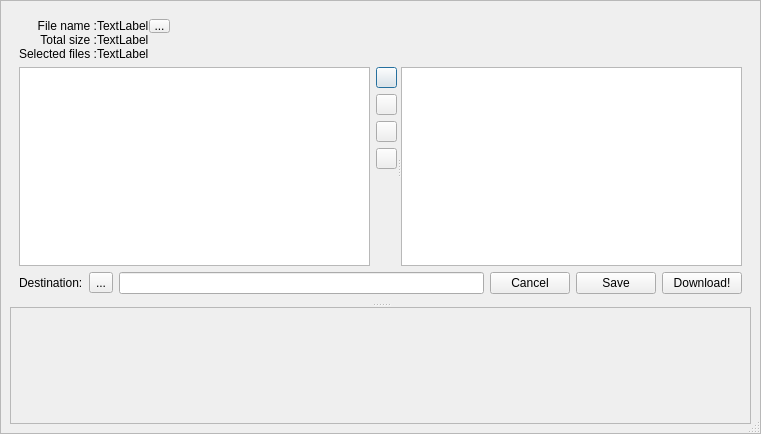
RetroShare/RetroShare, file retroshare-gui/src/gui/common/RsCollectionDialog.ui: the form before one commit.
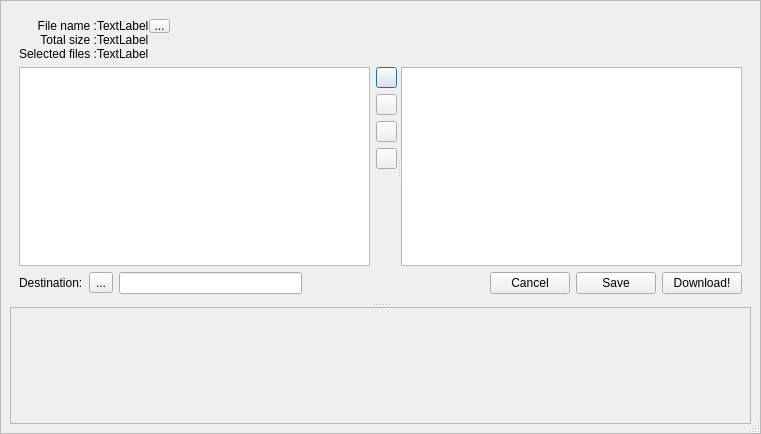
The form after the commit. Icons and pictures are not drawn. Custom widgets are drawn as their Qt base class.

Commit message: minor fixes to rscollection PR

Patch:
```diff
--- a/retroshare-gui/src/gui/common/RsCollectionDialog.ui
+++ b/retroshare-gui/src/gui/common/RsCollectionDialog.ui
@@ -430,6 +430,12 @@
             </item>
             <item>
              <widget class="QLineEdit" name="downloadFolder_LE">
+              <property name="sizePolicy">
+               <sizepolicy hsizetype="MinimumExpanding" vsizetype="Fixed">
+                <horstretch>0</horstretch>
+                <verstretch>0</verstretch>
+               </sizepolicy>
+              </property>
               <property name="contextMenuPolicy">
                <enum>Qt::CustomContextMenu</enum>
               </property>
@@ -441,6 +447,19 @@
               </property>
              </widget>
             </item>
+            <item>
+             <spacer name="horizontalSpacer">
+              <property name="orientation">
+               <enum>Qt::Horizontal</enum>
+              </property>
+              <property name="sizeHint" stdset="0">
+               <size>
+                <width>40</width>
+                <height>20</height>
+               </size>
+              </property>
+             </spacer>
+            </item>
             <item>
              <widget class="QPushButton" name="_cancel_PB">
               <property name="text">
```
The commit also changes 1 other file.
